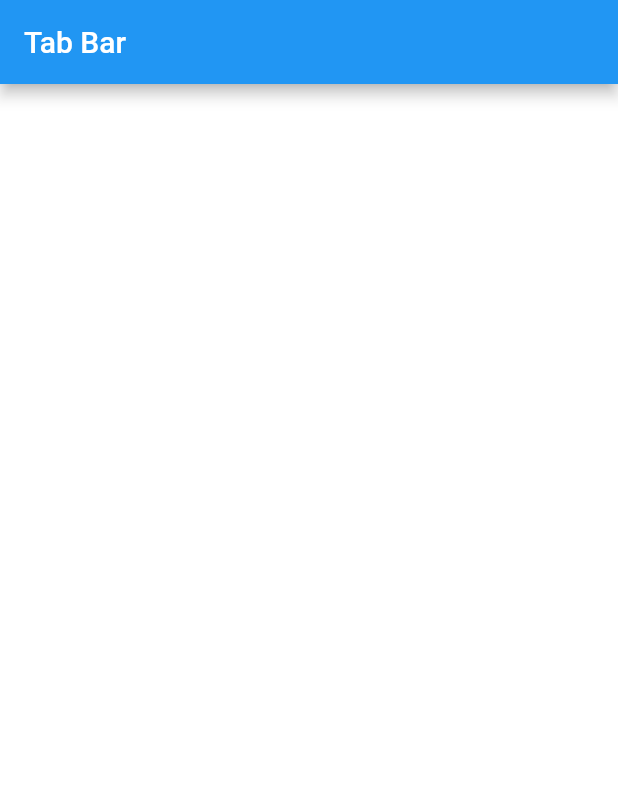
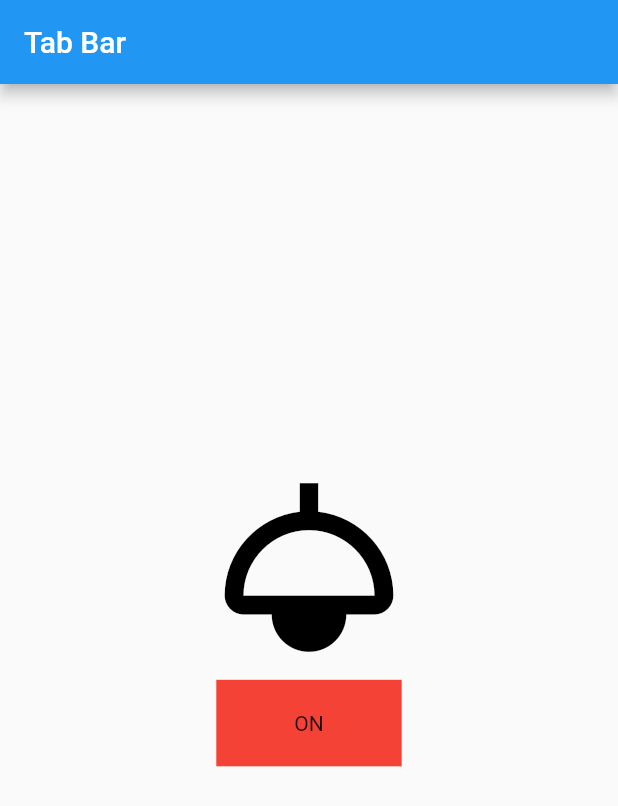
Before and after one commit to PrabeshPP/custom_painter_flutter, a Flutter app: the screen it shows after launch, on a phone screen of 412 x 824 dp. Shown: the top 806 px of the screen. Run offline on Flutter 3.47's test engine with Material 2 defaults, Android fonts, the phone set to English and light mode, and no system bars.

Commit message:
GestureDetector

```diff
--- /dev/null
+++ b/lib/GestureDetector.dart
@@ -0,0 +1,46 @@
+
+import 'package:flutter/material.dart';
+
+class HomePage extends StatefulWidget {
+  const HomePage({Key? key}) : super(key: key);
+
+  @override
+  State<HomePage> createState() => _HomePageState();
+}
+
+class _HomePageState extends State<HomePage> {
+  bool isLightOn = false;
+  @override
+  Widget build(BuildContext context) {
+    return Scaffold(
+        appBar: AppBar(
+          title: const Text("Tab Bar"),
+        ),
+        body: Column(
+          children: [
+            Container(
+              alignment: FractionalOffset.center,
+              margin: EdgeInsets.only(
+                  top: MediaQuery.of(context).size.height * 0.3),
+              child: Icon(Icons.light,
+                  color: isLightOn ? Colors.yellow : Colors.black, size: 150),
+            ),
+            GestureDetector(
+              onTap: () {
+                setState(() {
+                  isLightOn = !isLightOn;
+                });
+
+              },
+              child:Container(
+
+                color: Colors.red,
+                height: MediaQuery.of(context).size.height*0.07,
+                width: MediaQuery.of(context).size.width*0.3,
+                child:isLightOn?const Center(child:  Text("OFF")):const Center(child: Text("ON")) ,
+              ),
+            )
+          ],
+        ));
+  }
+}
--- a/lib/custom_painter.dart
+++ /dev/null
@@ -1,30 +0,0 @@
-import 'package:flutter/material.dart';
-
-class HomePage extends StatefulWidget {
-  const HomePage({Key? key}) : super(key: key);
-
-  @override
-  State<HomePage> createState() => _HomePageState();
-}
-
-class _HomePageState extends State<HomePage> {
-  Color _color = Colors.white;
-  @override
-  Widget build(BuildContext context) {
-    return Scaffold(
-      appBar: AppBar(
-        title: const Text("Tab Bar"),
-      ),
-      body: Container(
-        color: _color,
-        child: GestureDetector(
-          onTap: () {
-            setState(() {
-              _color = Colors.red;
-            });
-          },
-        ),
-      ),
-    );
-  }
-}
--- a/lib/main.dart
+++ b/lib/main.dart
@@ -1,4 +1,4 @@
-import 'package:custom_painter_flutter/custom_painter.dart';
+import 'package:custom_painter_flutter/GestureDetector.dart';
 import 'package:flutter/material.dart';
 
 void main() {
```
